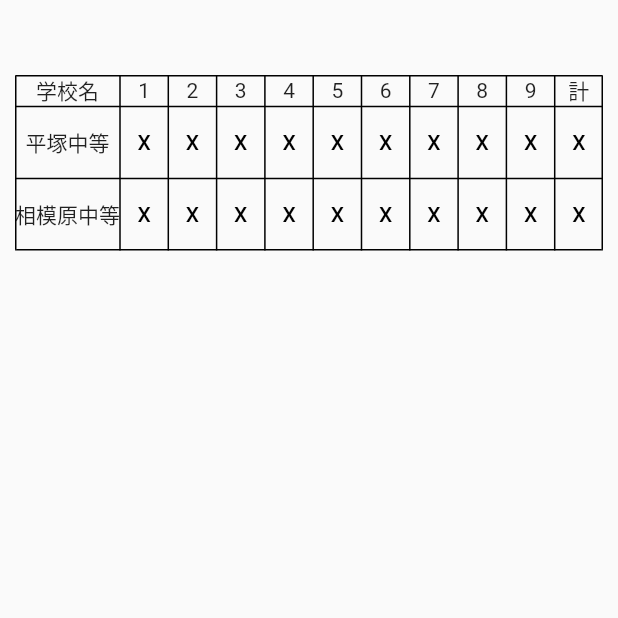
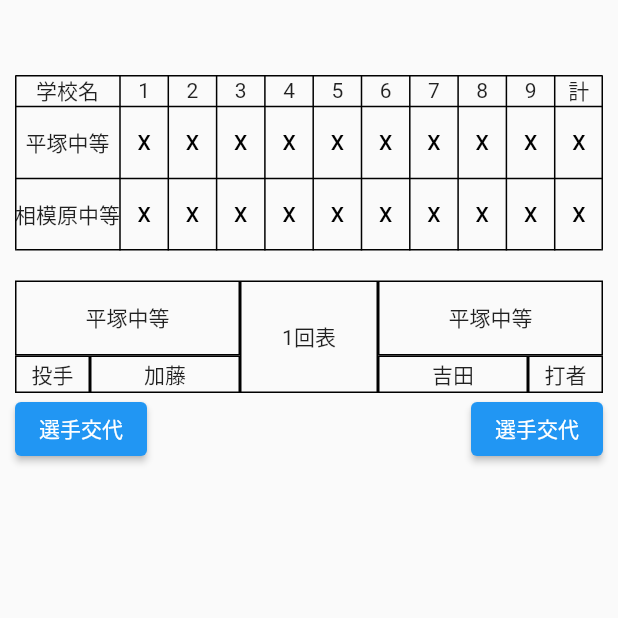
Before and after one commit to souki20/baseball_score_board_app, a Flutter app: the InputterPage screen opened directly, on a phone screen of 412 x 824 dp, the top half of it. Run offline on Flutter 3.47's test engine with Material 2 defaults, Android fonts, the phone set to English and light mode, and no system bars.

Commit message:
Add: 現在の投手と打者を表示
それぞれcontainerで枠線をつけて作成した
また選手交代のボタンも作成

```diff
--- a/lib/Inputter.dart
+++ b/lib/Inputter.dart
@@ -408,39 +408,131 @@ class InputterPage extends StatelessWidget {
             Padding(
               padding: const EdgeInsets.only(top: 20),
               child: Center(
-                // child: Table(
-                //   border: TableBorder.all(color: Colors.black),
-                //   columnWidths: const <int, TableColumnWidth>{
-                //     0: IntrinsicColumnWidth(),
-                //     // 1: FlexColumnWidth(10.0),
-                //     // 2: IntrinsicColumnWidth(),
-                //   },
-                //   defaultVerticalAlignment: TableCellVerticalAlignment.top,
-                //   children: const [
-                //     TableRow(
-                //       children: [
-                //         Text(
-                //             '平塚中等',
-                //           textAlign: TextAlign.center,
-                //         ),
-                //         Text(
-                //           '1回表',
-                //           textAlign: TextAlign.center,
-                //         ),
-                //         Text(
-                //             '相模原中等',
-                //           textAlign: TextAlign.center,
-                //         ),
-                //       ],
-                //     ),
-                //     TableRow(
-                //       children: [
-                //
-                //       ],
-                //     )
-                //   ],
-                // ),
+                child: Row(
+                  children: [
+                    Column(
+                      children: [
+                        Container(
+                          width: 150,
+                          height: 50,
+                          alignment: Alignment.center,
+                          decoration: BoxDecoration(
+                            border: Border.all(color: Colors.black),
+                          ),
+                          child: const Text(
+                            '平塚中等',
+                            textAlign: TextAlign.center,
+                          ),
+                        ),
+                        Row(
+                          children: [
+                            Container(
+                              width: 50,
+                              height: 25,
+                              alignment: Alignment.center,
+                              decoration: BoxDecoration(
+                                border: Border.all(color: Colors.black),
+                              ),
+                              child: const Text(
+                                '投手',
+                                textAlign: TextAlign.center,
+                              ),
+                            ),
+                            Container(
+                              width: 100,
+                              height: 25,
+                              alignment: Alignment.center,
+                              decoration: BoxDecoration(
+                                border: Border.all(color: Colors.black),
+                              ),
+                              child: const Text(
+                                '加藤',
+                                textAlign: TextAlign.center,
+                              ),
+                            ),
+                          ],
+                        ),
+                      ],
+                    ),
+                    Expanded(
+                      child: Container(
+                        width: 70,
+                        height: 75,
+                        alignment: Alignment.center,
+                        decoration: BoxDecoration(
+                          border: Border.all(color: Colors.black),
+                        ),
+                        child: const Text(
+                          '1回表',
+                        ),
+                      ),
+                    ),
+                    Column(
+                      children: [
+                        Container(
+                          width: 150,
+                          height: 50,
+                          alignment: Alignment.center,
+                          decoration: BoxDecoration(
+                            border: Border.all(color: Colors.black),
+                          ),
+                          child: const Text(
+                            '平塚中等',
+                            textAlign: TextAlign.center,
+                          ),
+                        ),
+                        Row(
+                          children: [
+                            Container(
+                              width: 100,
+                              height: 25,
+                              alignment: Alignment.center,
+                              decoration: BoxDecoration(
+                                border: Border.all(color: Colors.black),
+                              ),
+                              child: const Text(
+                                '吉田',
+                                textAlign: TextAlign.center,
+                              ),
+                            ),
+                            Container(
+                              width: 50,
+                              height: 25,
+                              alignment: Alignment.center,
+                              decoration: BoxDecoration(
+                                border: Border.all(color: Colors.black),
+                              ),
+                              child: const Text(
+                                '打者',
+                                textAlign: TextAlign.center,
+                              ),
+                            ),
+                          ],
+                        ),
+                      ],
+                    ),
+                  ],
+                ),
               ),
+            ),
+            Row(
+              mainAxisAlignment: MainAxisAlignment.spaceBetween,
+              children: [
+                ElevatedButton(
+                  onPressed: () {},
+                    child: const Text(
+                      '選手交代',
+                      textAlign: TextAlign.center,
+                    ),
+                ),
+                ElevatedButton(
+                  onPressed: () {},
+                  child: const Text(
+                    '選手交代',
+                    textAlign: TextAlign.center,
+                  ),
+                ),
+              ],
             ),
           ],
         ),
```
